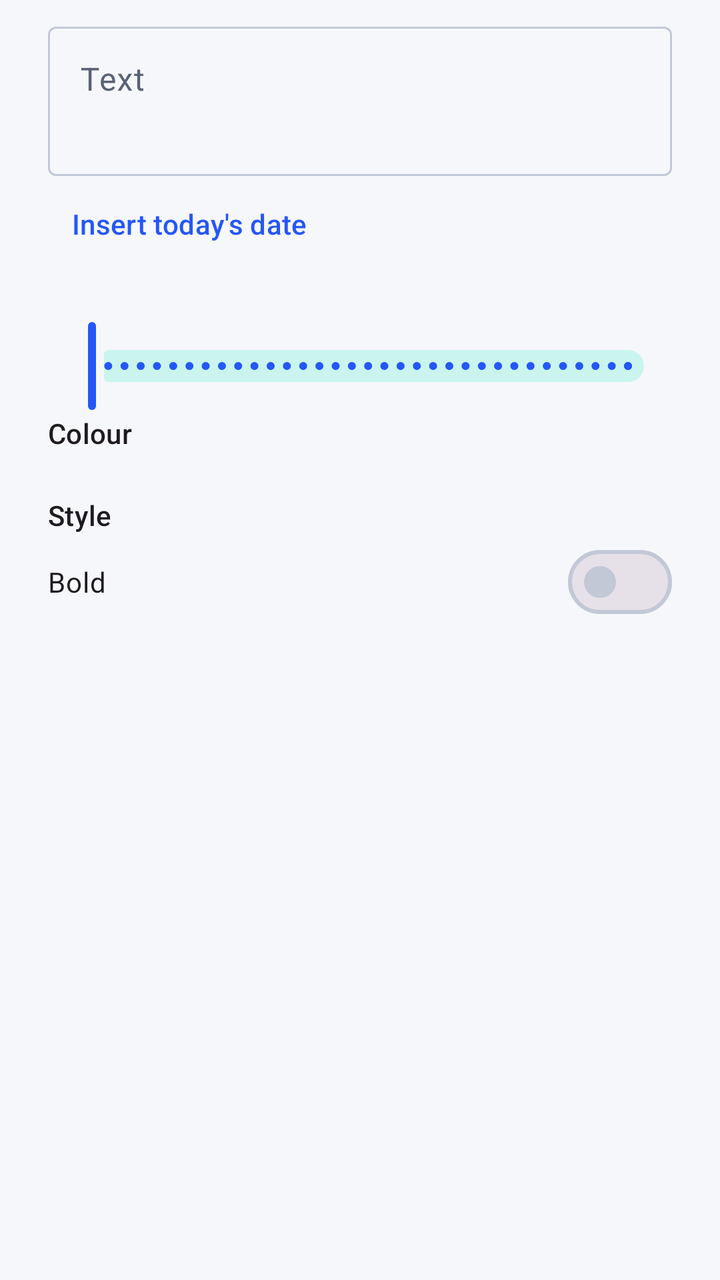
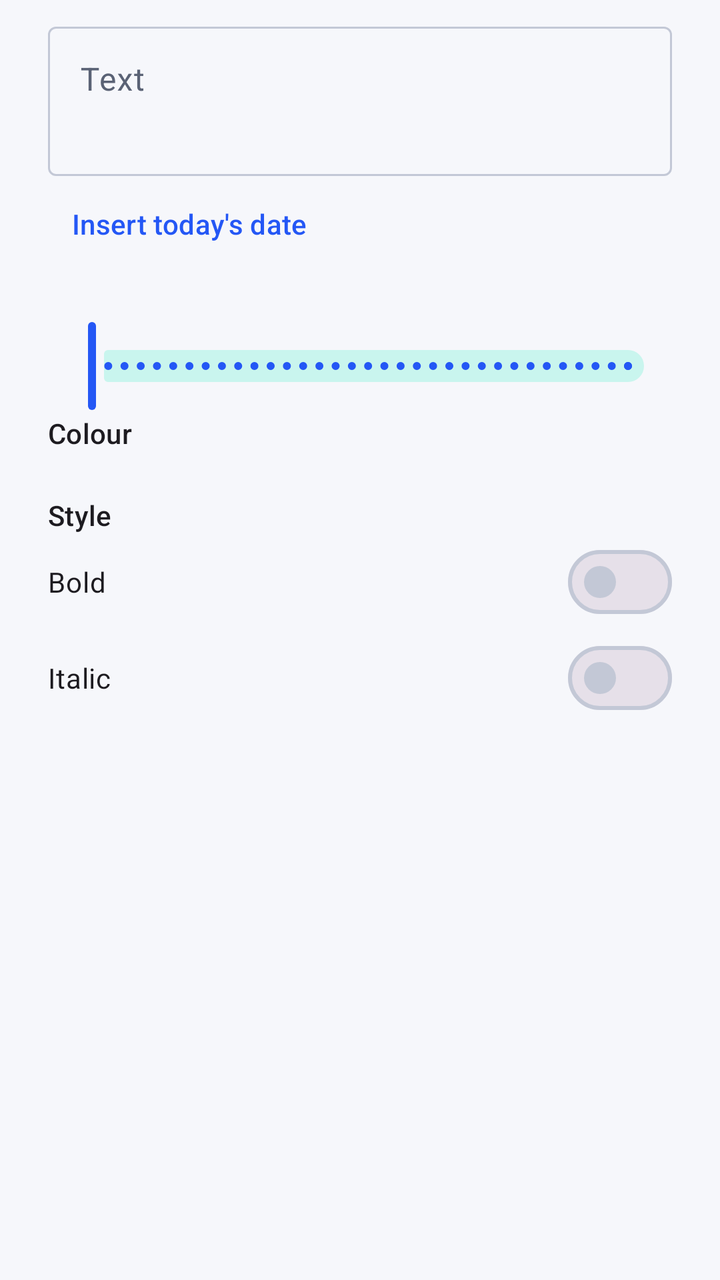

Screens rendered from an Android XML layout before and after an edit, with the pre-edit source and the edit as a unified diff.
<!-- AndroidManifest.xml: application theme Theme.ScanSign -->
<!-- res/layout/dialog_text.xml -->
<?xml version="1.0" encoding="utf-8"?>
<ScrollView xmlns:android="http://schemas.android.com/apk/res/android"
    xmlns:app="http://schemas.android.com/apk/res-auto"
    android:layout_width="match_parent"
    android:layout_height="wrap_content">

    <LinearLayout
        android:layout_width="match_parent"
        android:layout_height="wrap_content"
        android:orientation="vertical"
        android:paddingHorizontal="24dp"
        android:paddingTop="8dp">

        <com.google.android.material.textfield.TextInputLayout
            style="@style/Widget.Material3.TextInputLayout.OutlinedBox"
            android:layout_width="match_parent"
            android:layout_height="wrap_content"
            android:hint="Text">

            <com.google.android.material.textfield.TextInputEditText
                android:id="@+id/text"
                android:layout_width="match_parent"
                android:layout_height="wrap_content"
                android:gravity="top"
                android:inputType="textMultiLine|textCapSentences"
                android:minLines="2" />
        </com.google.android.material.textfield.TextInputLayout>

        <com.google.android.material.button.MaterialButton
            android:id="@+id/btnDate"
            style="@style/Widget.Material3.Button.TextButton"
            android:layout_width="wrap_content"
            android:layout_height="wrap_content"
            android:text="Insert today's date" />

        <TextView
            android:id="@+id/sizeLabel"
            android:layout_width="wrap_content"
            android:layout_height="wrap_content"
            android:layout_marginTop="4dp"
            android:textAppearance="@style/TextAppearance.Material3.LabelLarge" />

        <com.google.android.material.slider.Slider
            android:id="@+id/size"
            android:layout_width="match_parent"
            android:layout_height="wrap_content"
            android:stepSize="1"
            android:valueFrom="6"
            android:valueTo="72" />

        <TextView
            android:layout_width="wrap_content"
            android:layout_height="wrap_content"
            android:text="Colour"
            android:textAppearance="@style/TextAppearance.Material3.LabelLarge" />

        <LinearLayout
            android:id="@+id/colors"
            android:layout_width="match_parent"
            android:layout_height="wrap_content"
            android:layout_marginTop="8dp"
            android:orientation="horizontal" />

        <TextView
            android:layout_width="wrap_content"
            android:layout_height="wrap_content"
            android:layout_marginTop="14dp"
            android:text="Style"
            android:textAppearance="@style/TextAppearance.Material3.LabelLarge" />

        <com.google.android.material.chip.ChipGroup
            android:id="@+id/fonts"
            android:layout_width="wrap_content"
            android:layout_height="wrap_content"
            app:singleLine="true" />

        <com.google.android.material.materialswitch.MaterialSwitch
            android:id="@+id/bold"
            android:layout_width="match_parent"
            android:layout_height="wrap_content"
            android:text="Bold" />
    </LinearLayout>
</ScrollView>
<!-- resources referenced by this layout -->
<resources>
  <style name="Theme.ScanSign" parent="Theme.Material3.DayNight.NoActionBar">
          <item name="colorPrimary">@color/md_primary</item>
          <item name="colorOnPrimary">@color/md_on_primary</item>
          <item name="colorPrimaryContainer">@color/md_primary_container</item>
          <item name="colorOnPrimaryContainer">@color/md_on_primary_container</item>
          <item name="colorSecondary">@color/md_secondary</item>
          <item name="colorSecondaryContainer">@color/md_secondary_container</item>
          <item name="colorOnSecondaryContainer">@color/md_on_secondary_container</item>
          <item name="android:colorBackground">@color/md_background</item>
          <item name="colorSurface">@color/md_surface</item>
          <item name="colorSurfaceVariant">@color/md_surface_variant</item>
          <item name="colorOnSurface">@color/md_on_surface</item>
          <item name="colorOnSurfaceVariant">@color/md_on_surface_variant</item>
          <item name="colorOutline">@color/md_outline</item>
          <item name="android:windowBackground">@color/md_background</item>
          <item name="android:windowLightStatusBar">@bool/light_bars</item>
          <item name="materialCardViewStyle">@style/Widget.App.Card</item>
      </style>
  <color name="md_primary">#2457F5</color>
  <color name="md_on_primary">#FFFFFF</color>
  <color name="md_primary_container">#DCE4FF</color>
  <color name="md_on_primary_container">#001652</color>
  <color name="md_secondary">#00A893</color>
  <color name="md_secondary_container">#C9F5EE</color>
  <color name="md_on_secondary_container">#00201C</color>
  <color name="md_background">#F6F7FB</color>
  <color name="md_surface">#FFFFFF</color>
  <color name="md_surface_variant">#E7EAF3</color>
  <color name="md_on_surface">#151922</color>
  <color name="md_on_surface_variant">#5A6275</color>
  <color name="md_outline">#C3C8D6</color>
  <style name="Widget.App.Card" parent="Widget.Material3.CardView.Elevated">
          <item name="cardCornerRadius">16dp</item>
          <item name="cardElevation">1dp</item>
          <item name="cardBackgroundColor">?attr/colorSurface</item>
      </style>
</resources>

<!-- the commit's change to res/layout/dialog_text.xml (unified diff, before → after) -->
@@ -79,5 +79,11 @@
             android:layout_width="match_parent"
             android:layout_height="wrap_content"
             android:text="Bold" />
+
+        <com.google.android.material.materialswitch.MaterialSwitch
+            android:id="@+id/italic"
+            android:layout_width="match_parent"
+            android:layout_height="wrap_content"
+            android:text="Italic" />
     </LinearLayout>
 </ScrollView>
